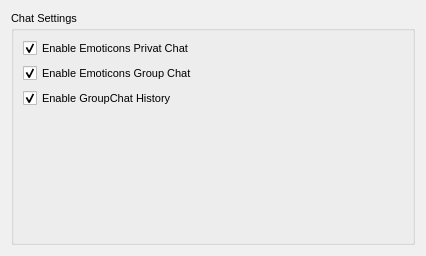
The window that retroshare-gui/src/gui/settings/ChatPage.ui (RetroShare/RetroShare) describes before a commit, drawn with Qt 5.
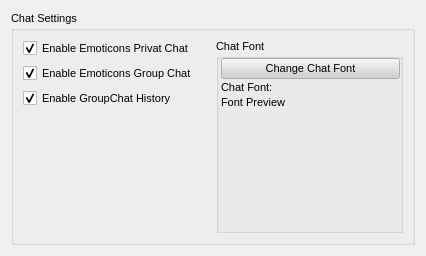
The same window after the commit.

Commit message: added storing and loading Chat Font

```diff
--- a/retroshare-gui/src/gui/settings/ChatPage.ui
+++ b/retroshare-gui/src/gui/settings/ChatPage.ui
@@ -516,6 +516,79 @@
         </property>
        </widget>
       </item>
+      <item row="0" column="1" rowspan="4">
+       <widget class="QGroupBox" name="groupBoxIRCColors">
+        <property name="maximumSize">
+         <size>
+          <width>16777215</width>
+          <height>16777215</height>
+         </size>
+        </property>
+        <property name="styleSheet">
+         <string notr="true"/>
+        </property>
+        <property name="title">
+         <string>Chat Font</string>
+        </property>
+        <layout class="QGridLayout" name="gridLayout_47">
+         <property name="leftMargin">
+          <number>2</number>
+         </property>
+         <property name="topMargin">
+          <number>0</number>
+         </property>
+         <property name="rightMargin">
+          <number>0</number>
+         </property>
+         <property name="bottomMargin">
+          <number>0</number>
+         </property>
+         <property name="spacing">
+          <number>2</number>
+         </property>
+         <item row="0" column="0" colspan="2">
+          <widget class="QPushButton" name="pushButtonChangeChatFont">
+           <property name="text">
+            <string>Change Chat Font</string>
+           </property>
+          </widget>
+         </item>
+         <item row="1" column="0">
+          <widget class="QLabel" name="labelChatFont">
+           <property name="sizePolicy">
+            <sizepolicy hsizetype="Fixed" vsizetype="Preferred">
+             <horstretch>0</horstretch>
+             <verstretch>0</verstretch>
+            </sizepolicy>
+           </property>
+           <property name="text">
+            <string>Chat Font:</string>
+           </property>
+          </widget>
+         </item>
+         <item row="2" column="0">
+          <widget class="QLabel" name="labelChatFontPreview">
+           <property name="text">
+            <string>Font Preview</string>
+           </property>
+          </widget>
+         </item>
+         <item row="3" column="0" colspan="2">
+          <spacer name="verticalSpacer_2">
+           <property name="orientation">
+            <enum>Qt::Vertical</enum>
+           </property>
+           <property name="sizeHint" stdset="0">
+            <size>
+             <width>20</width>
+             <height>40</height>
+            </size>
+           </property>
+          </spacer>
+         </item>
+        </layout>
+       </widget>
+      </item>
       <item row="1" column="0">
        <widget class="QCheckBox" name="checkBox_emotegroupchat">
         <property name="text">
```
The commit also changes 4 other files.
